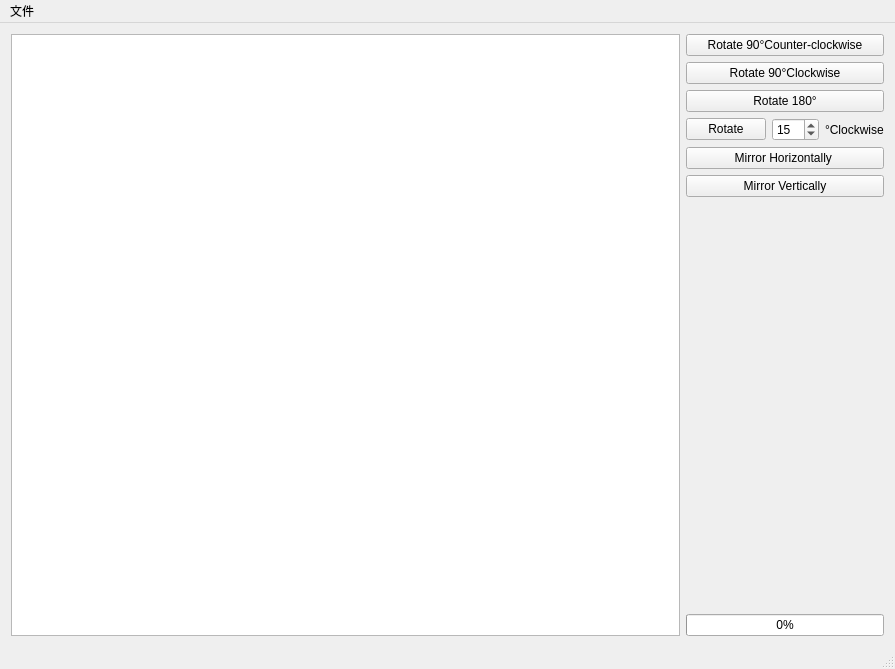
Qt form mainwindow.ui (lizy14/hello-lenna) before a commit.
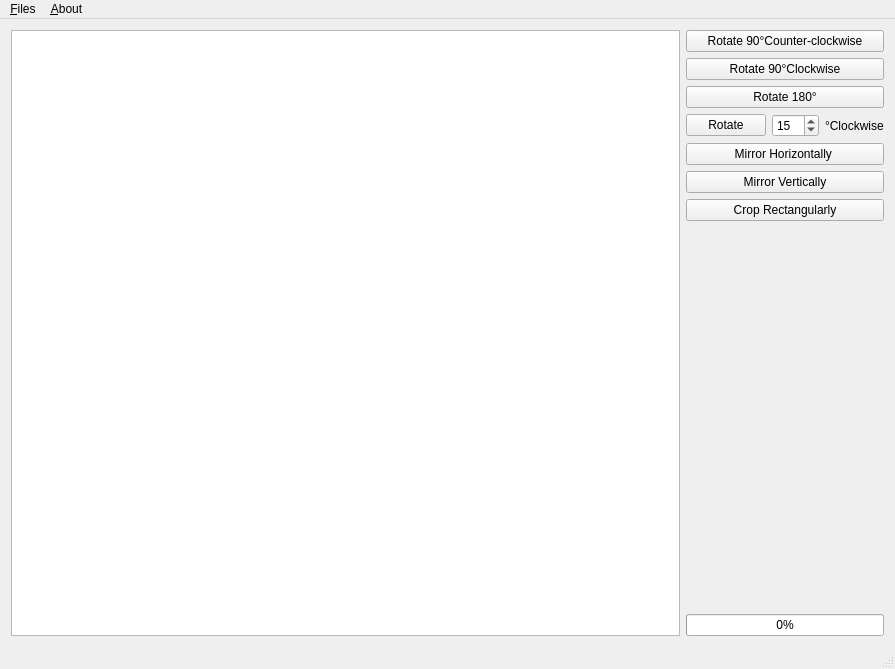
The same form after that commit.

Diff of the .ui file:
```diff
--- a/mainwindow.ui
+++ b/mainwindow.ui
@@ -107,6 +107,13 @@
           </property>
          </widget>
         </item>
+        <item>
+         <widget class="QPushButton" name="btnCrop">
+          <property name="text">
+           <string>Crop Rectangularly</string>
+          </property>
+         </widget>
+        </item>
         <item>
          <spacer name="verticalSpacer">
           <property name="orientation">
@@ -144,12 +151,22 @@
    </property>
    <widget class="QMenu" name="menu">
     <property name="title">
-     <string>文件</string>
+     <string>&amp;Files</string>
     </property>
     <addaction name="actionOpen"/>
     <addaction name="actionSave"/>
+    <addaction name="separator"/>
+    <addaction name="actionExit"/>
+   </widget>
+   <widget class="QMenu" name="menu_About">
+    <property name="title">
+     <string>&amp;About</string>
+    </property>
+    <addaction name="actionZhaoyang_Li"/>
+    <addaction name="actionOct_2017"/>
    </widget>
    <addaction name="menu"/>
+   <addaction name="menu_About"/>
   </widget>
   <widget class="QStatusBar" name="statusbar"/>
   <action name="actionOpen">
```
Left out of the diff: 27 changed lines with no effect on the pictures.
